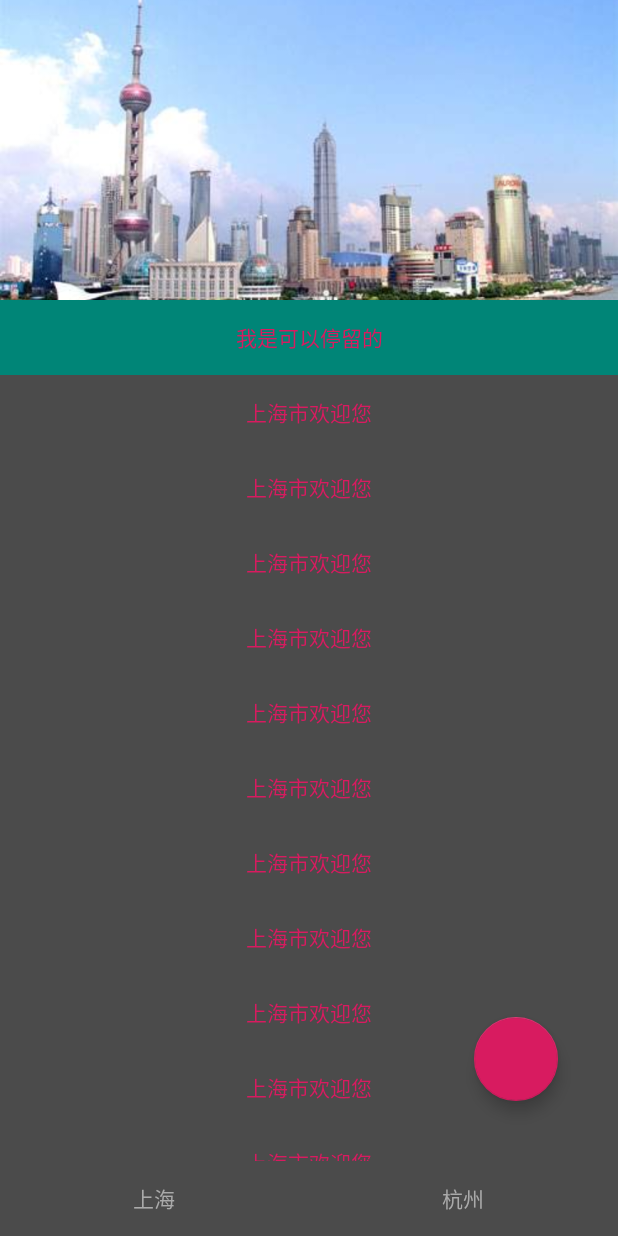
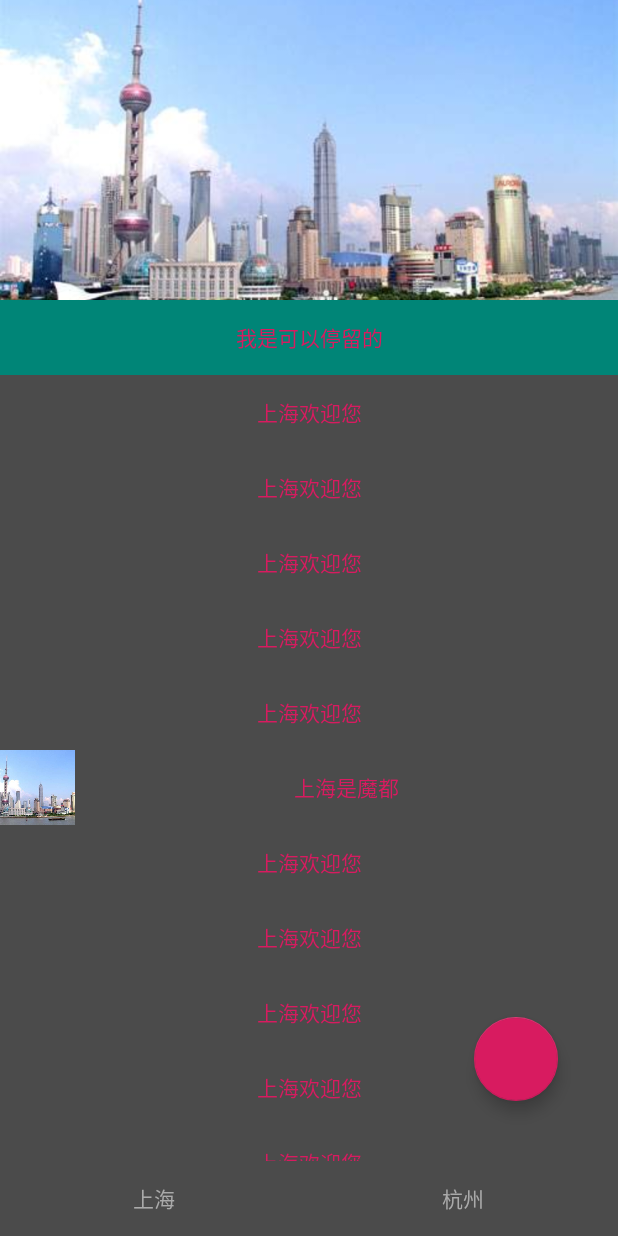
Before and after one commit to yoyo0316/TodayInfomation, an Android app: the ShanghaiFragment screen opened directly, with no data from a screen before it, on a phone screen of 412 x 824 dp. Run offline under Robolectric (Android 15) with nearby library versions, the phone set to English and light mode, and no system bars; our stand-ins replace ButterKnife.

Commit message:
RecyclerView 实现横向 纵向滑动

```diff
--- a/app/src/main/java/com/yoyozhangh/github/todayinfomation/main/fragment/shanghai/ShanghaiFragment.java
+++ b/app/src/main/java/com/yoyozhangh/github/todayinfomation/main/fragment/shanghai/ShanghaiFragment.java
@@ -14,8 +14,7 @@ import com.yoyozhangh.github.todayinfomation.R;
 import com.yoyozhangh.github.todayinfomation.base.BaseFragment;
 import com.yoyozhangh.github.todayinfomation.base.ViewInject;
 import com.yoyozhangh.github.todayinfomation.main.fragment.shanghai.adapter.ShanghaiAdapter;
-
-import java.util.ArrayList;
+import com.yoyozhangh.github.todayinfomation.main.fragment.shanghai.dto.ShanghaiDataManager;
 
 import butterknife.BindView;
 
@@ -41,11 +40,11 @@ public class ShanghaiFragment extends BaseFragment {
 
     private void initRecyclerView() {
         mRecyclerView.setLayoutManager(new LinearLayoutManager(mContext));
-        ArrayList<String> data = new ArrayList<>();
-        for (int i = 0; i < 15; i++) {
-            data.add("上海市欢迎您");
-        }
-        mRecyclerView.setAdapter(new ShanghaiAdapter(data));
+//        ArrayList<String> data = new ArrayList<>();
+//        for (int i = 0; i < 15; i++) {
+//            data.add("上海市欢迎您");
+//        }
+        mRecyclerView.setAdapter(new ShanghaiAdapter(mContext, ShanghaiDataManager.getData()));
     }
 
     private void initListener() {
--- a/app/src/main/java/com/yoyozhangh/github/todayinfomation/main/fragment/shanghai/adapter/ShanghaiAdapter.java
+++ b/app/src/main/java/com/yoyozhangh/github/todayinfomation/main/fragment/shanghai/adapter/ShanghaiAdapter.java
@@ -1,14 +1,18 @@
 package com.yoyozhangh.github.todayinfomation.main.fragment.shanghai.adapter;
 
+import android.content.Context;
 import android.view.LayoutInflater;
 import android.view.View;
 import android.view.ViewGroup;
+import android.widget.ImageView;
 import android.widget.TextView;
 
 import androidx.annotation.NonNull;
+import androidx.recyclerview.widget.LinearLayoutManager;
 import androidx.recyclerview.widget.RecyclerView;
 
 import com.yoyozhangh.github.todayinfomation.R;
+import com.yoyozhangh.github.todayinfomation.main.fragment.shanghai.dto.ShanghaiBean;
 
 import java.util.ArrayList;
 
@@ -19,9 +23,12 @@ import java.util.ArrayList;
 public class ShanghaiAdapter extends RecyclerView.Adapter {
 
 
-    private final ArrayList<String> mData;
+    private final ArrayList<ShanghaiBean> mData;
 
-    public ShanghaiAdapter(ArrayList<String> data) {
+    private Context mContext;
+
+    public ShanghaiAdapter(Context context, ArrayList<ShanghaiBean> data) {
+        mContext = context;
         mData = data;
     }
 
@@ -30,16 +37,34 @@ public class ShanghaiAdapter extends RecyclerView.Adapter {
     @NonNull
     @Override
     public RecyclerView.ViewHolder onCreateViewHolder(@NonNull ViewGroup parent, int viewType) {
-        View view = LayoutInflater.from(parent.getContext()).inflate(R.layout.item_shanghai_fragment, null);
-        ShanghaiViewHolder viewHolder = new ShanghaiViewHolder(view);
-        return viewHolder;
+
+        if (viewType == ShanghaiBean.IShanghaiItemType.VERTICAL) {
+            View view = LayoutInflater.from(parent.getContext()).inflate(R.layout.item_shanghai_fragment, parent,false);
+            ShanghaiViewHolder viewHolder = new ShanghaiViewHolder(view);
+            return viewHolder;
+        } else if (viewType == ShanghaiBean.IShanghaiItemType.HORIZANTAL) {
+            View view = LayoutInflater.from(parent.getContext()).inflate(R.layout.item_shanghai_fragment_rv, null);
+            ShanghaiViewHolderRV viewHolder = new ShanghaiViewHolderRV(view);
+            return viewHolder;
+        }
+        return null;
     }
 
 
     //绑定数据
     @Override
     public void onBindViewHolder(@NonNull RecyclerView.ViewHolder holder, int position) {
-        ((ShanghaiViewHolder) holder).mTv.setText(mData.get(position));
+        ShanghaiBean shanghaiBean = mData.get(position);
+        if (holder instanceof ShanghaiViewHolder) {
+            ((ShanghaiViewHolder) holder).mTv.setText(shanghaiBean.getmDec());
+            ((ShanghaiViewHolder) holder).mImageView.setVisibility(shanghaiBean.isShowImg() ? View.VISIBLE:View.GONE);
+        } else if (holder instanceof ShanghaiViewHolderRV) {
+
+            ((ShanghaiViewHolderRV) holder).mRecyclerView.setLayoutManager(new LinearLayoutManager(mContext, LinearLayoutManager.HORIZONTAL, false));
+            ((ShanghaiViewHolderRV) holder).mRecyclerView.setAdapter(new ShanghaiAdapter(mContext, shanghaiBean.getData()));
+        }
+
+
     }
 
     // 条目数量
@@ -49,15 +74,33 @@ public class ShanghaiAdapter extends RecyclerView.Adapter {
     }
 
 
+    @Override
+    public int getItemViewType(int position) {
+        return mData.get(position).getmItemType();
+    }
+
     //缓存view 内存友好设计
     public class ShanghaiViewHolder extends RecyclerView.ViewHolder {
 
         public TextView mTv;
+        public ImageView mImageView;
 
         public ShanghaiViewHolder(@NonNull View itemView) {
             super(itemView);
             mTv = itemView.findViewById(R.id.item_shanghai_tv);
+            mImageView = itemView.findViewById(R.id.item_shanghai_iv);
         }
+    }
 
+
+    //缓存view 内存友好设计
+    public class ShanghaiViewHolderRV extends RecyclerView.ViewHolder {
+
+        public RecyclerView mRecyclerView;
+
+        public ShanghaiViewHolderRV(@NonNull View itemView) {
+            super(itemView);
+            mRecyclerView = itemView.findViewById(R.id.item_shanghai_rv);
+        }
     }
 }
--- /dev/null
+++ b/app/src/main/java/com/yoyozhangh/github/todayinfomation/main/fragment/shanghai/dto/ShanghaiBean.java
@@ -0,0 +1,52 @@
+package com.yoyozhangh.github.todayinfomation.main.fragment.shanghai.dto;
+
+import java.util.ArrayList;
+
+public class ShanghaiBean {
+    private int mItemType = IShanghaiItemType.VERTICAL;
+    private String mDec;
+
+    private boolean isShowImg;
+    private ArrayList<ShanghaiBean> data;
+
+    public int getmItemType() {
+        return mItemType;
+    }
+
+    public ShanghaiBean setmItemType(int mItemType) {
+        this.mItemType = mItemType;
+        return this;
+    }
+
+    public String getmDec() {
+        return mDec;
+    }
+
+    public ShanghaiBean setmDec(String mDec) {
+        this.mDec = mDec;
+        return this;
+    }
+
+    public boolean isShowImg() {
+        return isShowImg;
+    }
+
+    public ShanghaiBean setShowImg(boolean showImg) {
+        isShowImg = showImg;
+        return this;
+    }
+
+    public ArrayList<ShanghaiBean> getData() {
+        return data;
+    }
+
+    public ShanghaiBean setData(ArrayList<ShanghaiBean> data) {
+        this.data = data;
+        return this;
+    }
+
+    public interface IShanghaiItemType {
+        int VERTICAL = 0;
+        int HORIZANTAL = 1;
+    }
+}
--- /dev/null
+++ b/app/src/main/java/com/yoyozhangh/github/todayinfomation/main/fragment/shanghai/dto/ShanghaiDataManager.java
@@ -0,0 +1,53 @@
+package com.yoyozhangh.github.todayinfomation.main.fragment.shanghai.dto;
+
+import java.util.ArrayList;
+
+public class ShanghaiDataManager {
+
+    /**
+     * 获取竖向数据
+     *
+     * @param len
+     * @return
+     */
+    private static ArrayList<ShanghaiBean> getVerData(int len) {
+        ArrayList<ShanghaiBean> data = new ArrayList<>();
+        for (int i = 0; i < len; i++) {
+            ShanghaiBean shanghaiBean = new ShanghaiBean();
+            shanghaiBean.setShowImg(false).setmDec("上海欢迎您");
+            data.add(shanghaiBean);
+        }
+        return data;
+    }
+
+
+    /**
+     * 获取横向数据
+     *
+     * @param len
+     * @return
+     */
+    private static ArrayList<ShanghaiBean> getHorData(int len) {
+        ArrayList<ShanghaiBean> data = new ArrayList<>();
+        for (int i = 0; i < len; i++) {
+            ShanghaiBean shanghaiBean = new ShanghaiBean();
+            shanghaiBean.setShowImg(true).setmDec("上海是魔都");
+            data.add(shanghaiBean);
+        }
+        return data;
+    }
+
+    public static ArrayList<ShanghaiBean> getData() {
+        ArrayList<ShanghaiBean> data = new ArrayList<>();
+        data.addAll(getVerData(5));
+        data.add(new ShanghaiBean().setData(getHorData(10)).setmItemType(ShanghaiBean.IShanghaiItemType.HORIZANTAL));
+
+        data.addAll(getVerData(5));
+        data.add(new ShanghaiBean().setData(getHorData(10)).setmItemType(ShanghaiBean.IShanghaiItemType.HORIZANTAL));
+
+        data.addAll(getVerData(5));
+        data.add(new ShanghaiBean().setData(getHorData(10)).setmItemType(ShanghaiBean.IShanghaiItemType.HORIZANTAL));
+
+        return data;
+    }
+}
--- a/app/src/main/res/layout/item_shanghai_fragment.xml
+++ b/app/src/main/res/layout/item_shanghai_fragment.xml
@@ -1,11 +1,16 @@
 <?xml version="1.0" encoding="utf-8"?>
-<RelativeLayout xmlns:android="http://schemas.android.com/apk/res/android"
+<LinearLayout xmlns:android="http://schemas.android.com/apk/res/android"
     android:layout_width="match_parent"
-    android:layout_height="match_parent"
-    android:orientation="vertical">
+    android:layout_height="wrap_content"
+    android:orientation="horizontal">
+    <ImageView
+        android:id="@+id/item_shanghai_iv"
+        android:scaleType="centerCrop"
+        android:src="@drawable/pic_shanghai"
+        android:layout_width="50dp"
+        android:layout_height="50dp"/>
 
     <TextView
-
         android:id="@+id/item_shanghai_tv"
         android:layout_width="match_parent"
         android:layout_height="50dp"
@@ -15,4 +20,4 @@
         android:text="上海"
         android:textColor="@color/colorAccent" />
 
-</RelativeLayout>
+</LinearLayout>
--- /dev/null
+++ b/app/src/main/res/layout/item_shanghai_fragment_rv.xml
@@ -0,0 +1,12 @@
+<?xml version="1.0" encoding="utf-8"?>
+<RelativeLayout xmlns:android="http://schemas.android.com/apk/res/android"
+    android:layout_width="match_parent"
+    android:layout_height="match_parent">
+
+    <androidx.recyclerview.widget.RecyclerView
+        android:id="@+id/item_shanghai_rv"
+        android:layout_width="match_parent"
+        android:layout_height="wrap_content">
+
+    </androidx.recyclerview.widget.RecyclerView>
+</RelativeLayout>
```
Also changed, not shown: 1 other file.
